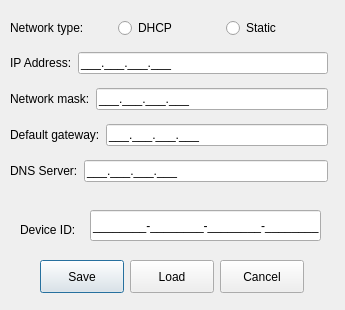
Above: devicesettings.ui from thedjnK/eHealth-QtUploader before the change. Below: the same form after it.
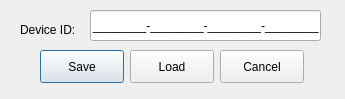
That is the form after the change.

Commit message: v0.09b, remove IP configuration

The edit to the form file:
```diff
--- a/devicesettings.ui
+++ b/devicesettings.ui
@@ -7,7 +7,7 @@
     <x>0</x>
     <y>0</y>
     <width>345</width>
-    <height>310</height>
+    <height>99</height>
    </rect>
   </property>
   <property name="windowTitle">
@@ -17,7 +17,7 @@
    <property name="geometry">
     <rect>
      <x>40</x>
-     <y>260</y>
+     <y>50</y>
      <width>84</width>
      <height>33</height>
     </rect>
@@ -30,7 +30,7 @@
    <property name="geometry">
     <rect>
      <x>220</x>
-     <y>260</y>
+     <y>50</y>
      <width>84</width>
      <height>33</height>
     </rect>
@@ -43,7 +43,7 @@
    <property name="geometry">
     <rect>
      <x>130</x>
-     <y>260</y>
+     <y>50</y>
      <width>84</width>
      <height>33</height>
     </rect>
@@ -56,7 +56,7 @@
    <property name="geometry">
     <rect>
      <x>20</x>
-     <y>210</y>
+     <y>10</y>
      <width>71</width>
      <height>39</height>
     </rect>
@@ -69,7 +69,7 @@
    <property name="geometry">
     <rect>
      <x>90</x>
-     <y>210</y>
+     <y>10</y>
      <width>231</width>
      <height>31</height>
     </rect>
@@ -78,118 +78,6 @@
     <string>NNNNNNNN-NNNNNNNN-NNNNNNNN-NNNNNNNN;_</string>
    </property>
   </widget>
-  <widget class="QWidget" name="verticalLayoutWidget">
-   <property name="geometry">
-    <rect>
-     <x>10</x>
-     <y>10</y>
-     <width>318</width>
-     <height>185</height>
-    </rect>
-   </property>
-   <layout class="QVBoxLayout" name="verticalLayout">
-    <property name="bottomMargin">
-     <number>0</number>
-    </property>
-    <item>
-     <layout class="QHBoxLayout" name="horizontalLayout">
-      <item>
-       <widget class="QLabel" name="label">
-        <property name="text">
-         <string>Network type:</string>
-        </property>
-       </widget>
-      </item>
-      <item>
-       <widget class="QRadioButton" name="radioButton">
-        <property name="text">
-         <string>DHCP</string>
-        </property>
-       </widget>
-      </item>
-      <item>
-       <widget class="QRadioButton" name="radioButton_2">
-        <property name="text">
-         <string>Static</string>
-        </property>
-       </widget>
-      </item>
-     </layout>
-    </item>
-    <item>
-     <layout class="QHBoxLayout" name="horizontalLayout_2">
-      <item>
-       <widget class="QLabel" name="label_2">
-        <property name="text">
-         <string>IP Address:</string>
-        </property>
-       </widget>
-      </item>
-      <item>
-       <widget class="QLineEdit" name="lineEdit">
-        <property name="inputMask">
-         <string>000.000.000.000;_</string>
-        </property>
-       </widget>
-      </item>
-     </layout>
-    </item>
-    <item>
-     <layout class="QHBoxLayout" name="horizontalLayout_4">
-      <item>
-       <widget class="QLabel" name="label_3">
-        <property name="text">
-         <string>Network mask:</string>
-        </property>
-       </widget>
-      </item>
-      <item>
-       <widget class="QLineEdit" name="lineEdit_2">
-        <property name="inputMask">
-         <string>000.000.000.000;_</string>
-        </property>
-       </widget>
-      </item>
-     </layout>
-    </item>
-    <item>
-     <layout class="QHBoxLayout" name="horizontalLayout_3">
-      <item>
-       <widget class="QLabel" name="label_4">
-        <property name="text">
-         <string>Default gateway:</string>
-        </property>
-       </widget>
-      </item>
-      <item>
-       <widget class="QLineEdit" name="lineEdit_4">
-        <property name="inputMask">
-         <string>000.000.000.000;_</string>
-        </property>
-       </widget>
-      </item>
-     </layout>
-    </item>
-    <item>
-     <layout class="QHBoxLayout" name="horizontalLayout_5">
-      <item>
-       <widget class="QLabel" name="label_5">
-        <property name="text">
-         <string>DNS Server:</string>
-        </property>
-       </widget>
-      </item>
-      <item>
-       <widget class="QLineEdit" name="lineEdit_3">
-        <property name="inputMask">
-         <string>000.000.000.000;_</string>
-        </property>
-       </widget>
-      </item>
-     </layout>
-    </item>
-   </layout>
-  </widget>
  </widget>
  <tabstops>
   <tabstop>radioButton</tabstop>
```
Left out of the diff: 6 changed lines with no effect on the pictures. The commit also changes 1 other file.
